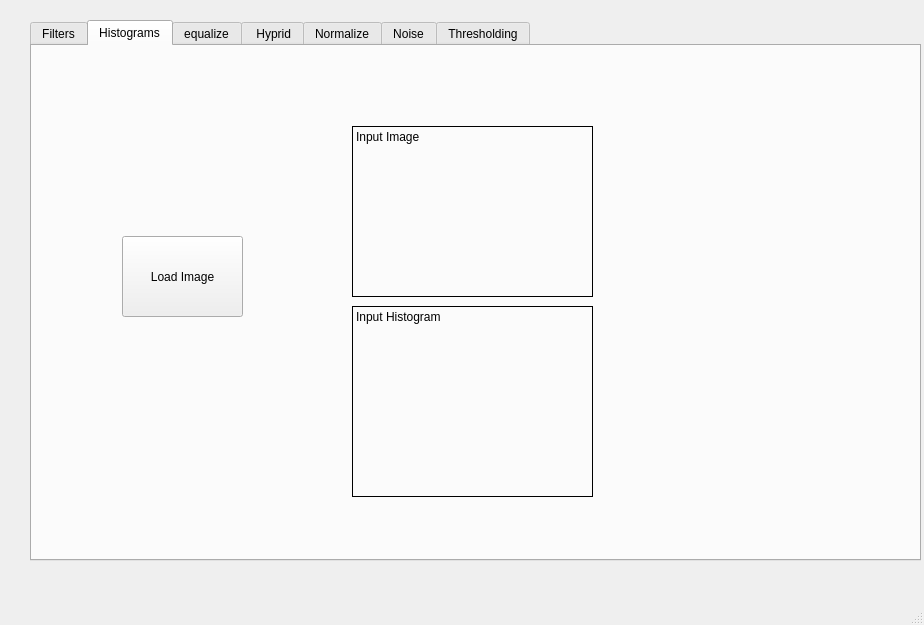
Before: the Qt Designer form Filtering.ui in Shehab-Hegab/CV-task-1, drawn with Qt 5.
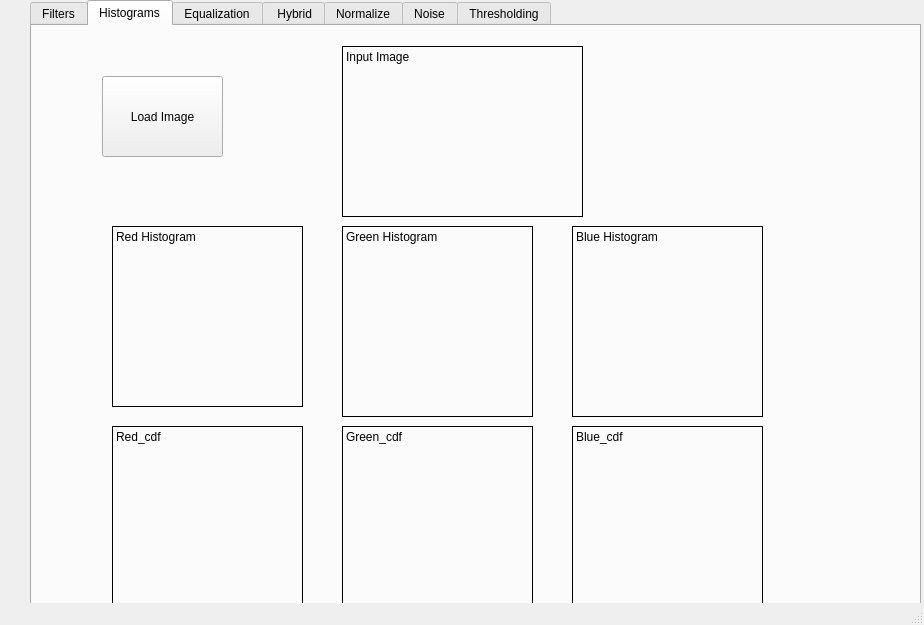
After: the same form once the commit is applied. The open tabs and pages were chosen to show the change.

```diff
--- a/Filtering.ui
+++ b/Filtering.ui
@@ -18,11 +18,14 @@
     <property name="geometry">
      <rect>
       <x>30</x>
-      <y>20</y>
+      <y>0</y>
       <width>891</width>
-      <height>541</height>
+      <height>631</height>
      </rect>
     </property>
+    <property name="autoFillBackground">
+     <bool>false</bool>
+    </property>
     <property name="currentIndex">
      <number>2</number>
     </property>
@@ -215,8 +218,8 @@
      <widget class="QLabel" name="label_histograms_input_2">
       <property name="geometry">
        <rect>
-        <x>320</x>
-        <y>80</y>
+        <x>310</x>
+        <y>20</y>
         <width>241</width>
         <height>171</height>
        </rect>
@@ -234,9 +237,31 @@
      <widget class="QLabel" name="label_histograms_hinput_2">
       <property name="geometry">
        <rect>
-        <x>320</x>
-        <y>260</y>
-        <width>241</width>
+        <x>80</x>
+        <y>200</y>
+        <width>191</width>
+        <height>181</height>
+       </rect>
+      </property>
+      <property name="frameShape">
+       <enum>QFrame::Box</enum>
+      </property>
+      <property name="text">
+       <string>Red Histogram</string>
+      </property>
+      <property name="textFormat">
+       <enum>Qt::PlainText</enum>
+      </property>
+      <property name="alignment">
+       <set>Qt::AlignLeading|Qt::AlignLeft|Qt::AlignTop</set>
+      </property>
+     </widget>
+     <widget class="QLabel" name="green_histogram">
+      <property name="geometry">
+       <rect>
+        <x>310</x>
+        <y>200</y>
+        <width>191</width>
         <height>191</height>
        </rect>
       </property>
@@ -244,7 +269,26 @@
        <enum>QFrame::Box</enum>
       </property>
       <property name="text">
-       <string>Input Histogram</string>
+       <string>Green Histogram</string>
+      </property>
+      <property name="alignment">
+       <set>Qt::AlignLeading|Qt::AlignLeft|Qt::AlignTop</set>
+      </property>
+     </widget>
+     <widget class="QLabel" name="blue_histogram">
+      <property name="geometry">
+       <rect>
+        <x>540</x>
+        <y>200</y>
+        <width>191</width>
+        <height>191</height>
+       </rect>
+      </property>
+      <property name="frameShape">
+       <enum>QFrame::Box</enum>
+      </property>
+      <property name="text">
+       <string>Blue Histogram</string>
       </property>
       <property name="textFormat">
        <enum>Qt::PlainText</enum>
@@ -256,8 +300,8 @@
      <widget class="QPushButton" name="pushButton_histograms_load_2">
       <property name="geometry">
        <rect>
-        <x>90</x>
-        <y>190</y>
+        <x>70</x>
+        <y>50</y>
         <width>121</width>
         <height>81</height>
        </rect>
@@ -266,10 +310,76 @@
        <string>Load Image</string>
       </property>
      </widget>
+     <widget class="QLabel" name="red_cdf">
+      <property name="geometry">
+       <rect>
+        <x>80</x>
+        <y>400</y>
+        <width>191</width>
+        <height>181</height>
+       </rect>
+      </property>
+      <property name="frameShape">
+       <enum>QFrame::Box</enum>
+      </property>
+      <property name="text">
+       <string>Red_cdf</string>
+      </property>
+      <property name="textFormat">
+       <enum>Qt::PlainText</enum>
+      </property>
+      <property name="alignment">
+       <set>Qt::AlignLeading|Qt::AlignLeft|Qt::AlignTop</set>
+      </property>
+     </widget>
+     <widget class="QLabel" name="blue_cdf">
+      <property name="geometry">
+       <rect>
+        <x>540</x>
+        <y>400</y>
+        <width>191</width>
+        <height>181</height>
+       </rect>
+      </property>
+      <property name="frameShape">
+       <enum>QFrame::Box</enum>
+      </property>
+      <property name="text">
+       <string>Blue_cdf</string>
+      </property>
+      <property name="textFormat">
+       <enum>Qt::PlainText</enum>
+      </property>
+      <property name="alignment">
+       <set>Qt::AlignLeading|Qt::AlignLeft|Qt::AlignTop</set>
+      </property>
+     </widget>
+     <widget class="QLabel" name="green_cdf">
+      <property name="geometry">
+       <rect>
+        <x>310</x>
+        <y>400</y>
+        <width>191</width>
+        <height>181</height>
+       </rect>
+      </property>
+      <property name="frameShape">
+       <enum>QFrame::Box</enum>
+      </property>
+      <property name="text">
+       <string>Green_cdf</string>
+      </property>
+      <property name="textFormat">
+       <enum>Qt::PlainText</enum>
+      </property>
+      <property name="alignment">
+       <set>Qt::AlignLeading|Qt::AlignLeft|Qt::AlignTop</set>
+      </property>
+     </widget>
     </widget>
     <widget class="QWidget" name="tab_7">
      <attribute name="title">
-      <string>equalize</string>
+      <string>Equalization</string>
      </attribute>
      <widget class="QPushButton" name="pushButton_equalize_load_3">
       <property name="geometry">
@@ -338,7 +448,7 @@
     </widget>
     <widget class="QWidget" name="tab_2">
      <attribute name="title">
-      <string> Hyprid</string>
+      <string> Hybrid</string>
      </attribute>
      <widget class="QLabel" name="label_Hyprid_input_3">
       <property name="geometry">
```
Left out of the diff: 130 changed lines with no effect on the pictures.
